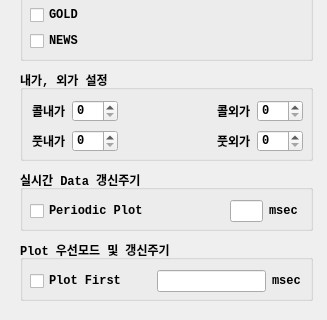
Above: UI/realtimeitem.ui from skygoldfish/SkyBot before the change; both pictures show x 0 to 327 and y 590 to 910 of the 327 by 910 pixel window. Below: the same form after it.
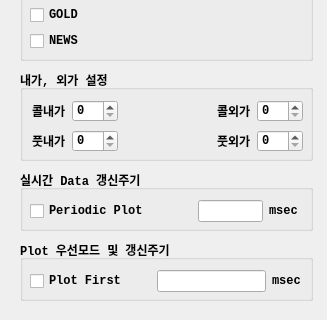
That is the form after the change.

Commit message: 소스정리

```diff
--- a/UI/realtimeitem.ui
+++ b/UI/realtimeitem.ui
@@ -467,7 +467,7 @@
       <height>22</height>
      </rect>
     </property>
-    <layout class="QHBoxLayout" name="horizontalLayout_2" stretch="4,2,1,1">
+    <layout class="QHBoxLayout" name="horizontalLayout_2" stretch="4,1,2,1">
      <item>
       <widget class="QCheckBox" name="checkBox_periodic_plot">
        <property name="text">
```
The commit also changes 1 other file.
